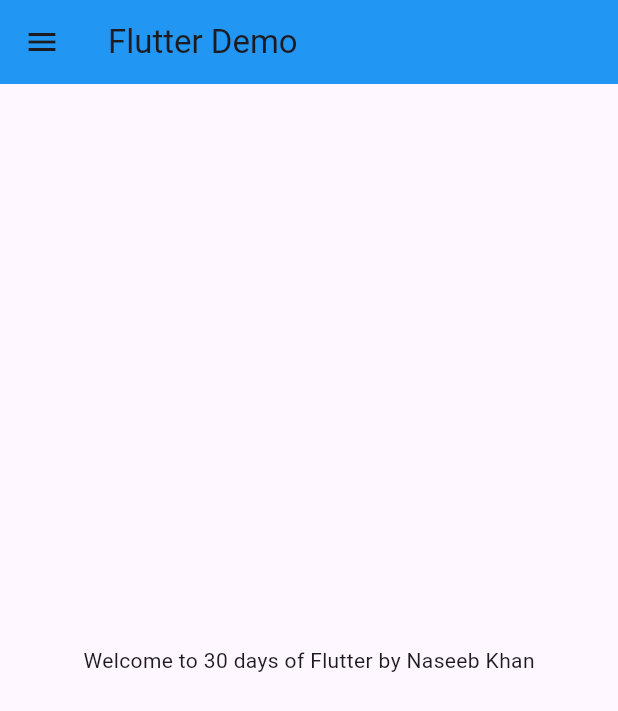
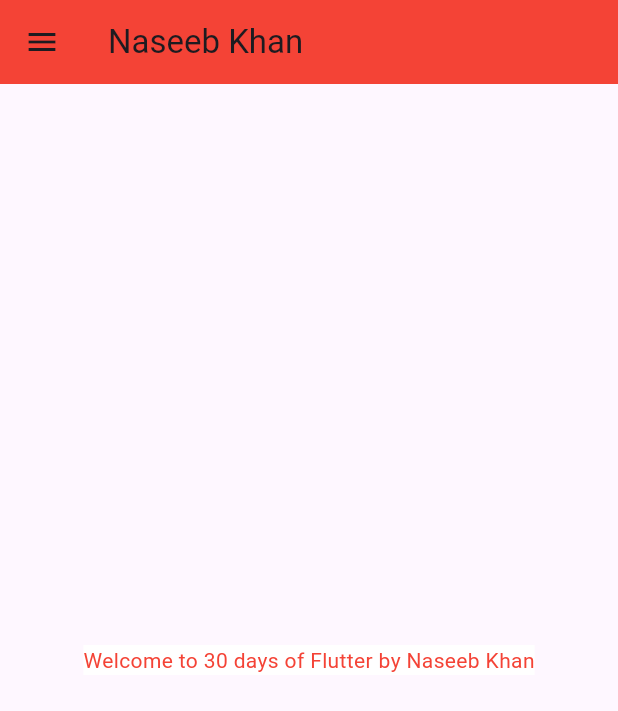
Before and after one commit to naseeb0007/flutter-tutorial, a Flutter app: the screen it shows after launch, on a phone screen of 412 x 824 dp. Shown: the top 711 px of the screen. Run offline on Flutter 3.47's test engine with Material 3 defaults, Android fonts, the light colour scheme and no system bars.

Commit message:
day 3 of flutter

```diff
--- a/lib/home_page.dart
+++ b/lib/Pages/home_page.dart
@@ -8,12 +8,16 @@
   Widget build(BuildContext context){
     return Scaffold(
       appBar: AppBar(
-        backgroundColor: Colors.blue, // Change the color here
-        title: Text('Flutter Demo'),
+        backgroundColor: Colors.red, // Change the color here
+        title: Text('Naseeb Khan'),
       ),
       body: Center(
         child: Container(
-          child: Text("Welcome to $days days of Flutter by $name"),
+          child: Text(
+            "Welcome to $days days of Flutter by $name",
+            style: TextStyle(color: Colors.red), // Set text color to white
+          ),
+          color: Colors.white,
         ),
       ),
       drawer: Drawer(),
--- a/lib/main.dart
+++ b/lib/main.dart
@@ -1,6 +1,7 @@
 import 'package:flutter/material.dart';
+import 'package:fsecond/Pages/login_page.dart';
 
-import 'home_page.dart';
+import 'Pages/home_page.dart';
 
 void main() {
   runApp(MyApp());
@@ -10,7 +11,25 @@
   @override
   Widget build(BuildContext context) {
     return MaterialApp( // Wrap Material widget with MaterialApp
-      home: HomePage(),
+      darkTheme: ThemeData(
+        brightness: Brightness.light
+      ),
+
+
+
+      // for manage the page we use routes
+
+      initialRoute: "/Home",
+
+      routes: {
+        "/" : (context)=>LoginPage(),
+        "/Home" : (context)=>HomePage(),
+        "/Login" : (context)=>LoginPage()
+      },
+
+
+
+
     );
   }
 }
```
Also changed, not shown: lib/Pages/login_page.dart (added, +18 -0 lines).
